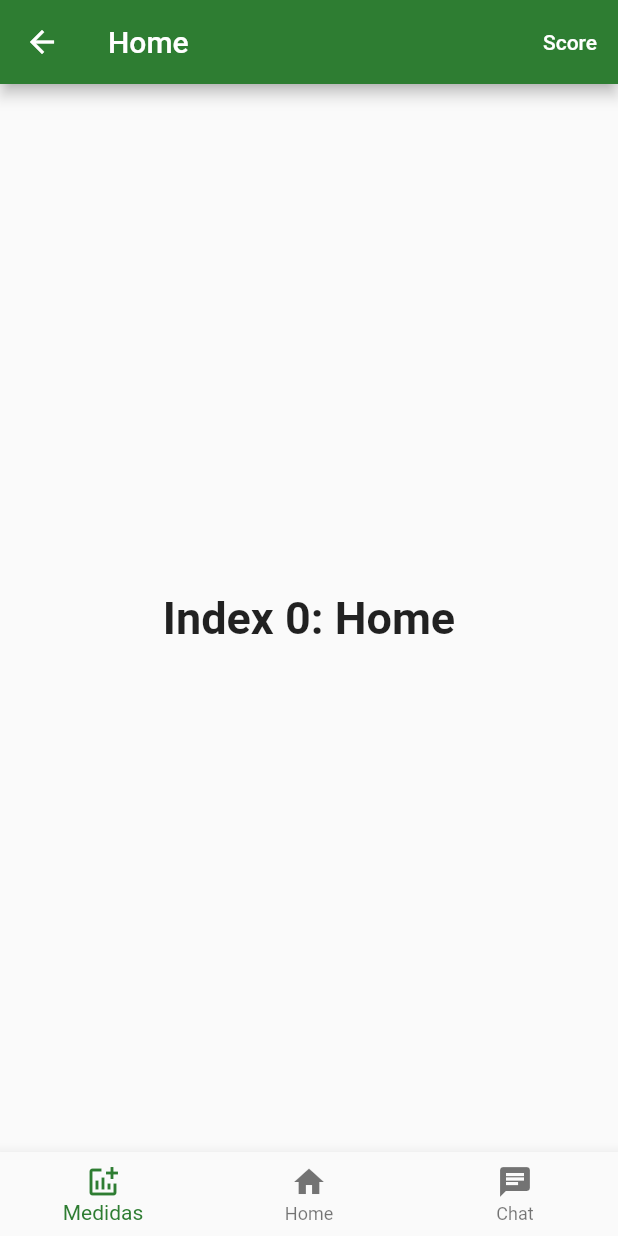
After one commit to eduardo-gualberto/hack4health, a Flutter app: the Home screen opened directly, on a phone screen of 412 x 824 dp. The commit adds this screen. Run offline on Flutter 3.47's test engine with Material 2 defaults, Android fonts, the phone set to English and light mode, and no system bars; missing offline and left inert: heart_bpm.

```diff
--- a/lib/main.dart
+++ b/lib/main.dart
@@ -1,5 +1,5 @@
 import 'package:flutter/material.dart';
-import './pages/Medidas.dart';
+import 'package:hack4health/pages/Login.dart';
 
 void main() => runApp(const MyApp());
 
@@ -13,7 +13,7 @@ class MyApp extends StatelessWidget {
   Widget build(BuildContext context) {
     return const MaterialApp(
       title: _title,
-      home: Medidas(),
+      home: LoginPage(),
     );
   }
 }
--- /dev/null
+++ b/lib/pages/Home.dart
@@ -0,0 +1,77 @@
+import 'package:flutter/material.dart';
+import 'dart:async';
+
+class Home extends StatefulWidget {
+  const Home({Key? key}) : super(key: key);
+
+  @override
+  State<Home> createState() => _HomeState();
+}
+
+class _HomeState extends State<Home> {
+  int _selectedIndex = 0;
+  static const TextStyle optionStyle =
+      TextStyle(fontSize: 30, fontWeight: FontWeight.bold);
+  static const List<Widget> _widgetOptions = <Widget>[
+    Text(
+      'Index 0: Home',
+      style: optionStyle,
+    ),
+    Text(
+      'Index 1: Home',
+      style: optionStyle,
+    ),
+    Text(
+      'Index 2: Chat',
+      style: optionStyle,
+    ),
+  ];
+
+  void _onItemTapped(int index) {
+    setState(() {
+      _selectedIndex = index;
+    });
+  }
+
+  @override
+  @override
+  Widget build(BuildContext context) {
+    final ButtonStyle style =
+        TextButton.styleFrom(primary: Theme.of(context).colorScheme.onPrimary);
+    return Scaffold(
+      appBar: AppBar(
+        title: const Text('Home'),
+        backgroundColor: Colors.green[800],
+        actions: <Widget>[
+          TextButton(
+            style: style,
+            onPressed: () {},
+            child: const Text('Score'),
+          )
+        ],
+      ),
+      body: Center(
+        child: _widgetOptions.elementAt(_selectedIndex),
+      ),
+      bottomNavigationBar: BottomNavigationBar(
+        items: const <BottomNavigationBarItem>[
+          BottomNavigationBarItem(
+            icon: Icon(Icons.addchart),
+            label: 'Medidas',
+          ),
+          BottomNavigationBarItem(
+            icon: Icon(Icons.home),
+            label: 'Home',
+          ),
+          BottomNavigationBarItem(
+            icon: Icon(Icons.chat),
+            label: 'Chat',
+          ),
+        ],
+        currentIndex: _selectedIndex,
+        selectedItemColor: Colors.green[800],
+        onTap: _onItemTapped,
+      ),
+    );
+  }
+}
```
Also changed, not shown: lib/pages/Login.dart (+93 -1 lines).
